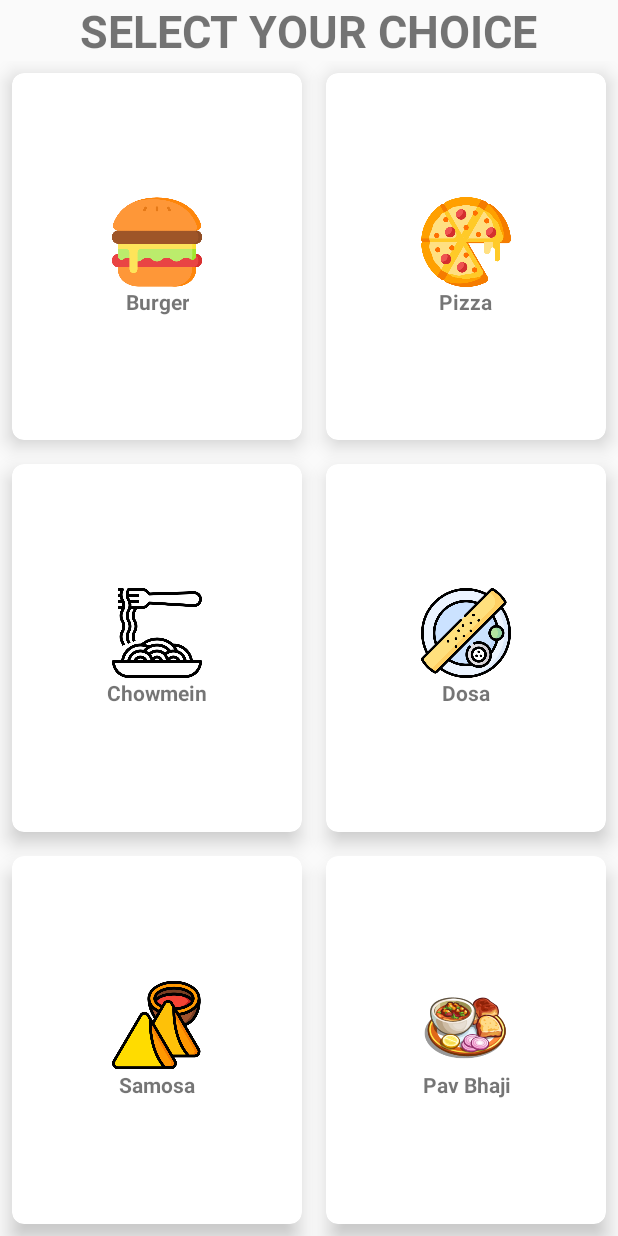
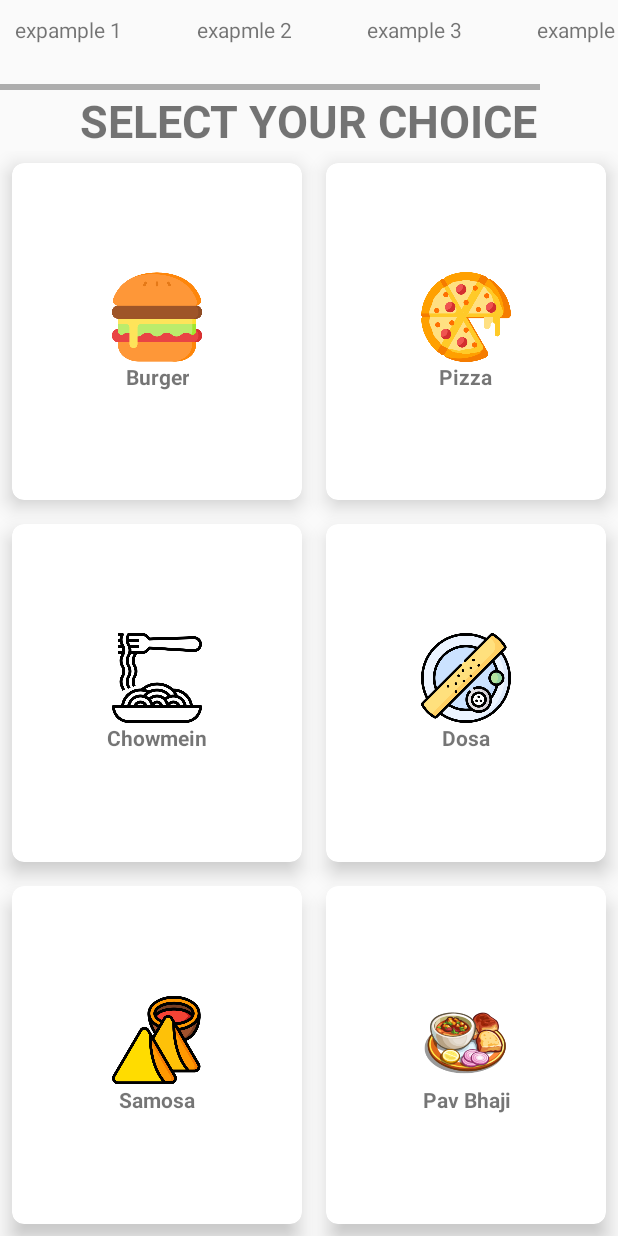
Before and after one commit to imnishchhal/QuickMeals, an Android app: the layout activity_home_main.xml on its own in the app's theme, with its tools: preview values and no code run, on a phone screen of 412 x 824 dp. Run offline under Robolectric (Android 15) with nearby library versions, the phone set to English and light mode, and no system bars.

Commit message:
Some designing on last select menu 03_Oct_2020

```diff
--- a/app/src/main/java/com/example/quickmeals/CustomExpandableListAdapter.kt
+++ b/app/src/main/java/com/example/quickmeals/CustomExpandableListAdapter.kt
@@ -33,9 +33,9 @@ class CustomExpandableListAdapter internal constructor(
         if (convertView == null) {
             val layoutInflater =
                 this.context.getSystemService(Context.LAYOUT_INFLATER_SERVICE) as LayoutInflater
-            convertView = layoutInflater.inflate(R.layout.exp_list, null)
+            convertView = layoutInflater.inflate(R.layout.exp_button, null)
         }
-        val expandedListTextView = convertView!!.findViewById<TextView>(R.id.listView)
+        val expandedListTextView = convertView!!.findViewById<TextView>(R.id.listTitleView)
         expandedListTextView.text = expandedListText
         return convertView
     }
--- a/app/src/main/java/com/example/quickmeals/MainActivity.kt
+++ b/app/src/main/java/com/example/quickmeals/MainActivity.kt
@@ -35,7 +35,7 @@ class MainActivity : AppCompatActivity() {
         }
         if (isLocationEnabled(this)) {
             if(FirebaseAuth.getInstance().currentUser != null){
-                val dashboardIntent = Intent(this, DashboardActivity::class.java)
+                val dashboardIntent = Intent(this, HomeMain::class.java)
                 startActivity(dashboardIntent)
                 finish()
             } else {
--- /dev/null
+++ b/app/src/main/res/drawable/ic_baseline_menu_24.xml
@@ -0,0 +1,5 @@
+<vector android:height="24dp" android:tint="#4772DA"
+    android:viewportHeight="24" android:viewportWidth="24"
+    android:width="24dp" xmlns:android="http://schemas.android.com/apk/res/android">
+    <path android:fillColor="@android:color/white" android:pathData="M3,18h18v-2L3,16v2zM3,13h18v-2L3,11v2zM3,6v2h18L21,6L3,6z"/>
+</vector>
--- /dev/null
+++ b/app/src/main/res/drawable/ic_cart.xml
@@ -0,0 +1,5 @@
+<vector android:height="24dp" android:tint="#4772DA"
+    android:viewportHeight="24" android:viewportWidth="24"
+    android:width="24dp" xmlns:android="http://schemas.android.com/apk/res/android">
+    <path android:fillColor="@android:color/white" android:pathData="M7,18c-1.1,0 -1.99,0.9 -1.99,2S5.9,22 7,22s2,-0.9 2,-2 -0.9,-2 -2,-2zM1,2v2h2l3.6,7.59 -1.35,2.45c-0.16,0.28 -0.25,0.61 -0.25,0.96 0,1.1 0.9,2 2,2h12v-2L7.42,15c-0.14,0 -0.25,-0.11 -0.25,-0.25l0.03,-0.12 0.9,-1.63h7.45c0.75,0 1.41,-0.41 1.75,-1.03l3.58,-6.49c0.08,-0.14 0.12,-0.31 0.12,-0.48 0,-0.55 -0.45,-1 -1,-1L5.21,4l-0.94,-2L1,2zM17,18c-1.1,0 -1.99,0.9 -1.99,2s0.89,2 1.99,2 2,-0.9 2,-2 -0.9,-2 -2,-2z"/>
+</vector>
--- a/app/src/main/res/layout/activity_home_main.xml
+++ b/app/src/main/res/layout/activity_home_main.xml
@@ -1,4 +1,6 @@
 <?xml version="1.0" encoding="utf-8"?>
+
+
 <RelativeLayout xmlns:android="http://schemas.android.com/apk/res/android"
     xmlns:app="http://schemas.android.com/apk/res-auto"
     xmlns:tools="http://schemas.android.com/tools"
@@ -7,6 +9,40 @@
     android:layout_height="match_parent"
     tools:context=".HomeMain">
 
+    <HorizontalScrollView
+        xmlns:android="http://schemas.android.com/apk/res/android"
+        android:layout_height="wrap_content"
+        android:layout_width="match_parent">
+        <LinearLayout
+            android:layout_width="100dp"
+            android:layout_height="50dp"
+            android:layout_marginTop="10dp"
+            android:orientation="horizontal">
+            <TextView
+                android:layout_width="match_parent"
+                android:layout_height="match_parent"
+                android:layout_marginStart="10dp"
+                android:text="expample 1"
+                android:layout_marginEnd="50dp"/>
+            <TextView
+                android:layout_width="match_parent"
+                android:layout_height="match_parent"
+                android:text="exapmle 2"
+                android:layout_marginEnd="50dp"/>
+            <TextView
+                android:layout_width="match_parent"
+                android:layout_height="match_parent"
+                android:text="example 3"
+                android:layout_marginEnd="50dp"/>
+            <TextView
+                android:layout_width="match_parent"
+                android:layout_height="match_parent"
+                android:text="example 4"
+                android:layout_marginEnd="50dp"/>
+
+        </LinearLayout>
+    </HorizontalScrollView>
+
     <TextView
         android:id="@+id/titleView"
         android:layout_width="wrap_content"
@@ -14,6 +50,7 @@
         android:layout_centerHorizontal="true"
         android:text="@string/menu"
         android:textStyle="bold"
+        android:layout_marginTop="60dp"
         android:textSize="30sp"
         />
     <GridLayout
--- a/app/src/main/res/values/colors.xml
+++ b/app/src/main/res/values/colors.xml
@@ -1,6 +1,6 @@
 <?xml version="1.0" encoding="utf-8"?>
 <resources>
-    <color name="colorPrimary">#6200EE</color>
-    <color name="colorPrimaryDark">#3700B3</color>
+    <color name="colorPrimary">#ff3030</color>
+    <color name="colorPrimaryDark">#ff3030</color>
     <color name="colorAccent">#03DAC5</color>
 </resources>
--- a/app/src/main/res/values/styles.xml
+++ b/app/src/main/res/values/styles.xml
@@ -1,6 +1,6 @@
 <resources>
     <!-- Base application theme. -->
-    <style name="AppTheme" parent="Theme.AppCompat.Light.DarkActionBar">
+    <style name="AppTheme" parent="Theme.AppCompat.Light.NoActionBar">
         <!-- Customize your theme here. -->
         <item name="colorPrimary">@color/colorPrimary</item>
         <item name="colorPrimaryDark">@color/colorPrimaryDark</item>
```
Also changed, not shown: app/src/main/java/com/example/quickmeals/SelectMenuItem.kt (+8 -1 lines), app/src/main/res/layout/activity_select_menu_item.xml (+15 -5 lines), app/src/main/res/layout/exp_button.xml (added, +49 -0 lines), app/src/main/res/layout/list_item.xml (+20 -22 lines), app/src/main/res/layout/tool_bar.xml (added, +10 -0 lines), app/src/main/res/menu/menu.xml (added, +10 -0 lines), app/src/main/res/drawable/pizzaiimge.png (added).
